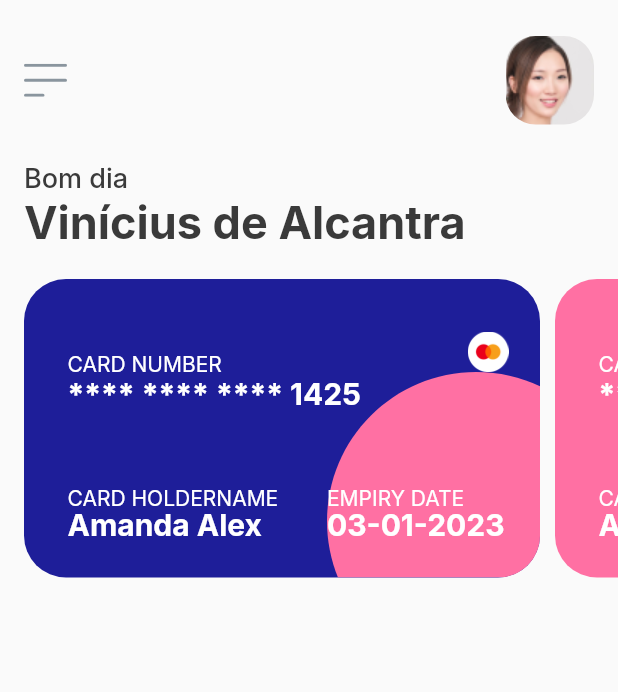
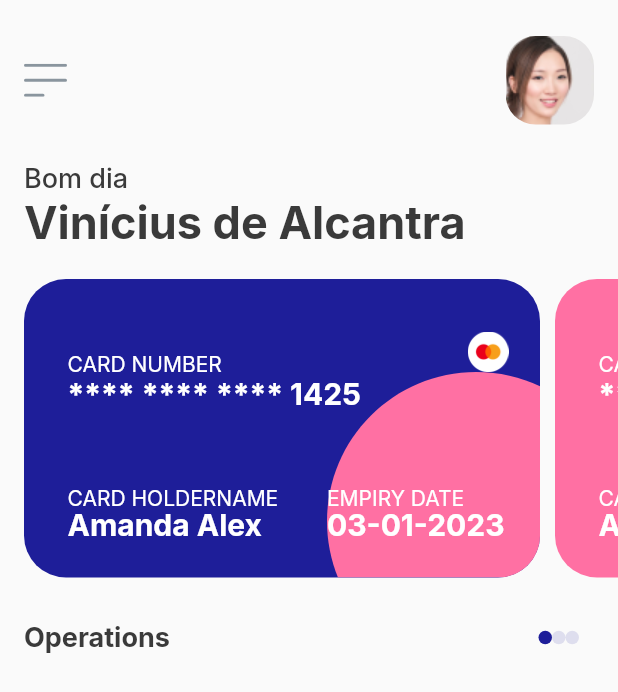
Before and after one commit to Vini03-Alcantra/GerenciadorDeGastos, a Flutter app: the screen it shows after launch, on a phone screen of 412 x 824 dp. Shown: the top 692 px of the screen. Run offline on Flutter 3.47's test engine with Material 2 defaults, Android fonts, the phone set to English and light mode, and no system bars; our stand-ins replace flutter_svg, google_fonts.

Commit message:
corrigindo bug do datas e finalizando currentIndex

```diff
--- a/lib/views/home_page.dart
+++ b/lib/views/home_page.dart
@@ -3,6 +3,7 @@ import 'package:flutter_svg/svg.dart';
 import 'package:google_fonts/google_fonts.dart';
 import 'package:moneymanagementcomplex/constants/color_constants.dart';
 import 'package:moneymanagementcomplex/model/card_model.dart';
+import 'package:moneymanagementcomplex/model/operation_model.dart';
 
 
 class HomePage extends StatefulWidget {
@@ -185,6 +186,38 @@ class _HomePageState extends State<HomePage> {
               )
             ),
             //Cartão termina aqui
+
+            Padding(
+              padding: EdgeInsets.only(left: 16, bottom: 13, top: 29, right: 26),
+              child: Row(
+                mainAxisAlignment: MainAxisAlignment.spaceBetween,
+                children: <Widget>[
+                  Text("Operations", style: GoogleFonts.inter(
+                    fontSize: 18,
+                    fontWeight: FontWeight.w700,
+                    color: kBlackColor
+                  ),),
+                  Row(
+                    children: map<Widget>(
+                      datas,
+                      (index, selected){
+                        return Container(
+                          alignment: Alignment.centerLeft,
+                          height: 9,
+                          width: 9,
+                          decoration: BoxDecoration(
+                            shape: BoxShape.circle,
+                            color: current == index
+                              ?  kBlueColor
+                              :  kTwentyBlueColor
+                          )
+                        );
+                      }
+                    ),
+                  )
+                ],
+              )
+            )
           ],
         )
       )
```
